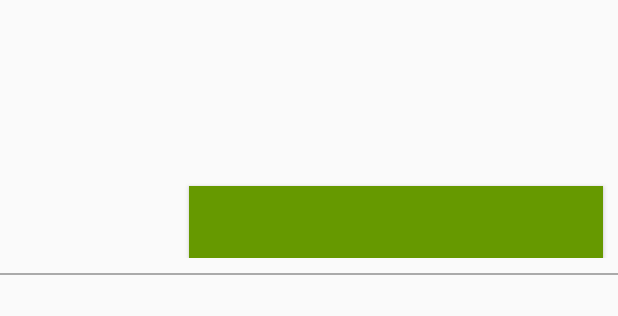
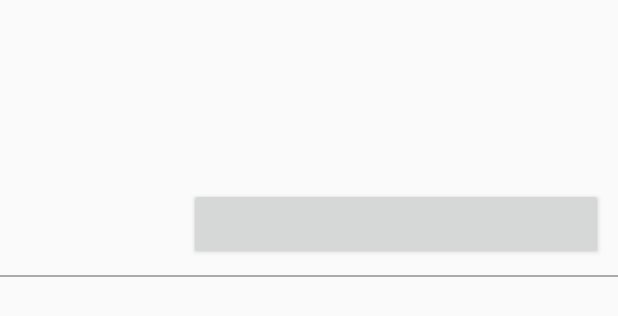
Before and after one commit to sandeepsharma-kgp/GroupEcommerce, an Android app: the layout purchase_item.xml on its own in the app's theme, with its tools: preview values and no code run, on a phone screen of 412 x 824 dp. Shown: the top 316 px of the screen. Run offline under Robolectric (Android 15) with nearby library versions, the phone set to English and light mode, and no system bars.

```diff
--- a/app/src/main/res/layout/purchase_item.xml
+++ b/app/src/main/res/layout/purchase_item.xml
@@ -87,8 +87,8 @@
                 android:padding="5dp"
                 android:clickable="false"
                 android:focusable="false"
-                android:text="@{response.expireAt.toString()}"
-                android:textSize="14sp" />
+                app:expireAt="@{response.expireAt}"
+                android:textSize="16sp" />
 
             <Button
                 android:id="@+id/group_button"
@@ -96,10 +96,7 @@
                 android:layout_height="wrap_content"
                 android:layout_marginLeft="10dp"
                 android:layout_marginRight="10dp"
-                android:background="@android:color/holo_green_dark"
-                android:textColor="@color/design_default_color_surface"
-                android:textSize="16sp"
-                app:buttonText="@{response.userNames}" />
+                android:textSize="16sp" />
 
         </LinearLayout>
 
```
Also changed, not shown: app/src/main/java/com/sandeepsharma_kgp/kitabelitask/BindingAdapter.kt (+34 -11 lines), app/src/main/java/com/sandeepsharma_kgp/kitabelitask/ItemListAdapter.kt (+21 -0 lines).
